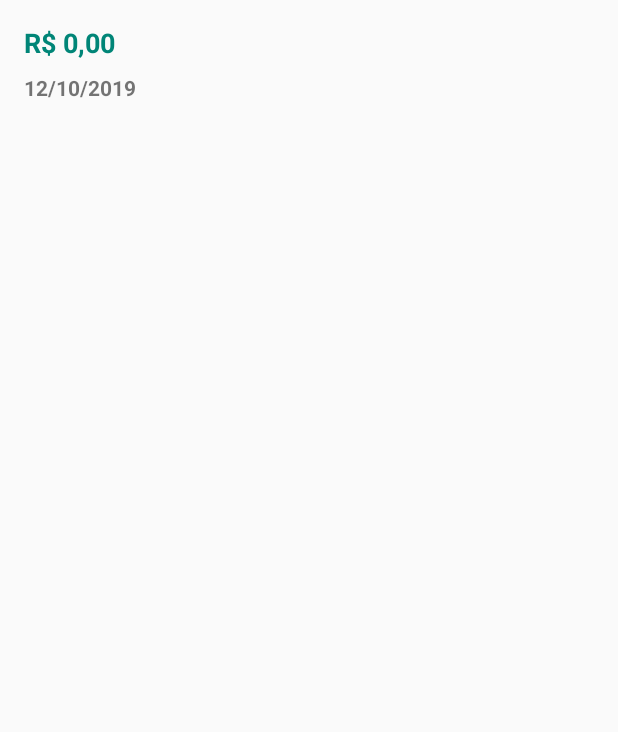
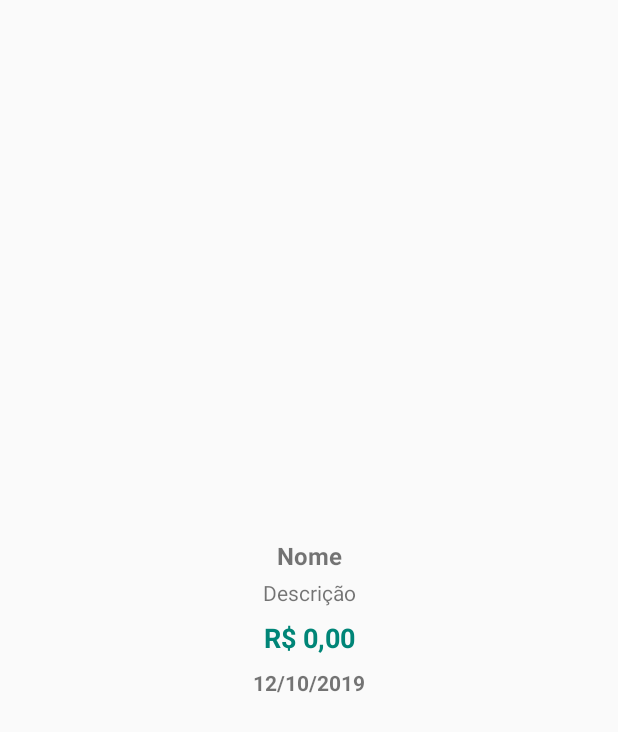
Before and after one commit to ErivanCavalcante/ContasApp, an Android app: the layout list_item_lista_item.xml on its own in the app's theme, with its tools: preview values and no code run, on a phone screen of 412 x 824 dp. Shown: the top 732 px of the screen. Run offline under Robolectric (Android 15) with nearby library versions, the phone set to English and light mode, and no system bars.

Commit message:
Aplicativo totalmente funcional. Todas as views do dashboard foram adicionadas. Falta um botao para exlcluir a conta. Talvez colocar uma view na dashboard para ver as contas pagas(mais recentes).

```diff
--- a/app/src/main/java/com/erivan/santos/contasapp/Activity/ContaDetalheActivity.kt
+++ b/app/src/main/java/com/erivan/santos/contasapp/Activity/ContaDetalheActivity.kt
@@ -41,7 +41,7 @@ open class ContaDetalheActivity : AppCompatActivity() {
 
             c.avisarVencimento = isChecked
 
-            dao.adicionar(c)
+            dao.atualizar(c)
         }
 
         cbPago.setOnCheckedChangeListener{view, isChecked ->
@@ -50,7 +50,7 @@ open class ContaDetalheActivity : AppCompatActivity() {
 
             c.pago = isChecked
 
-            dao.adicionar(c)
+            dao.atualizar(c)
         }
     }
 
--- a/app/src/main/java/com/erivan/santos/contasapp/Repository/OrmliteHelper.java
+++ b/app/src/main/java/com/erivan/santos/contasapp/Repository/OrmliteHelper.java
@@ -47,7 +47,7 @@ public class OrmliteHelper extends OrmLiteSqliteOpenHelper {
     //Singleton
     public synchronized static OrmliteHelper getInstance() {
         if (instance == null)
-            instance = new OrmliteHelper(ApplicationCustom.getInstance(),"conta-app.db", 1);
+            instance = new OrmliteHelper(ApplicationCustom.getInstance(), "conta-app.db", 1);
 
         return instance;
     }
--- a/app/src/main/res/layout/list_item_lista.xml
+++ b/app/src/main/res/layout/list_item_lista.xml
@@ -1,7 +1,9 @@
 <?xml version="1.0" encoding="utf-8"?>
 <LinearLayout xmlns:android="http://schemas.android.com/apk/res/android"
     android:layout_width="match_parent"
-    android:layout_height="250dp"
+    android:layout_height="wrap_content"
+    android:background="@android:color/white"
+    android:minHeight="120dp"
     android:orientation="vertical">
 
     <androidx.recyclerview.widget.RecyclerView
--- a/app/src/main/res/layout/list_item_lista_item.xml
+++ b/app/src/main/res/layout/list_item_lista_item.xml
@@ -2,13 +2,34 @@
 <LinearLayout xmlns:android="http://schemas.android.com/apk/res/android"
     android:layout_width="120dp"
     android:layout_height="wrap_content"
+    android:layout_gravity="center"
     android:layout_margin="16dp"
+    android:gravity="center"
     android:orientation="vertical">
+
+    <TextView
+        android:id="@+id/txtNome"
+        android:layout_width="match_parent"
+        android:layout_height="wrap_content"
+        android:gravity="center"
+        android:paddingBottom="4dp"
+        android:text="Nome"
+        android:textSize="16sp"
+        android:textStyle="bold" />
+
+    <TextView
+        android:id="@+id/txtDescricao"
+        android:layout_width="match_parent"
+        android:layout_height="wrap_content"
+        android:gravity="center"
+        android:text="Descrição" />
 
     <TextView
         android:id="@+id/txtValor"
         android:layout_width="match_parent"
         android:layout_height="wrap_content"
+        android:gravity="center"
+        android:paddingTop="8dp"
         android:paddingBottom="8dp"
         android:text="R$ 0,00"
         android:textColor="@color/colorPrimary"
@@ -19,6 +40,7 @@
         android:id="@+id/txtDataVencimento"
         android:layout_width="match_parent"
         android:layout_height="wrap_content"
+        android:gravity="center"
         android:text="12/10/2019"
         android:textStyle="bold" />
 </LinearLayout>
--- a/app/src/main/res/layout/list_item_titulo.xml
+++ b/app/src/main/res/layout/list_item_titulo.xml
@@ -2,7 +2,10 @@
 <LinearLayout xmlns:android="http://schemas.android.com/apk/res/android"
     android:layout_width="match_parent"
     android:layout_height="wrap_content"
-    android:layout_margin="8dp"
+    android:layout_marginLeft="8dp"
+    android:layout_marginTop="8dp"
+    android:layout_marginRight="8dp"
+    android:layout_marginBottom="2dp"
     android:orientation="horizontal">
 
     <TextView
```
Also changed, not shown: app/src/main/java/com/erivan/santos/contasapp/MainActivity.kt (+8 -9 lines), app/src/main/java/com/erivan/santos/contasapp/POJO/ListaItemListItem.kt (+14 -4 lines), app/src/main/java/com/erivan/santos/contasapp/POJO/ListaListItem.kt (+13 -10 lines), app/src/main/java/com/erivan/santos/contasapp/Repository/ContaDao.kt (+33 -14 lines), app/src/main/res/layout/activity_main.xml (+15 -1 lines).
